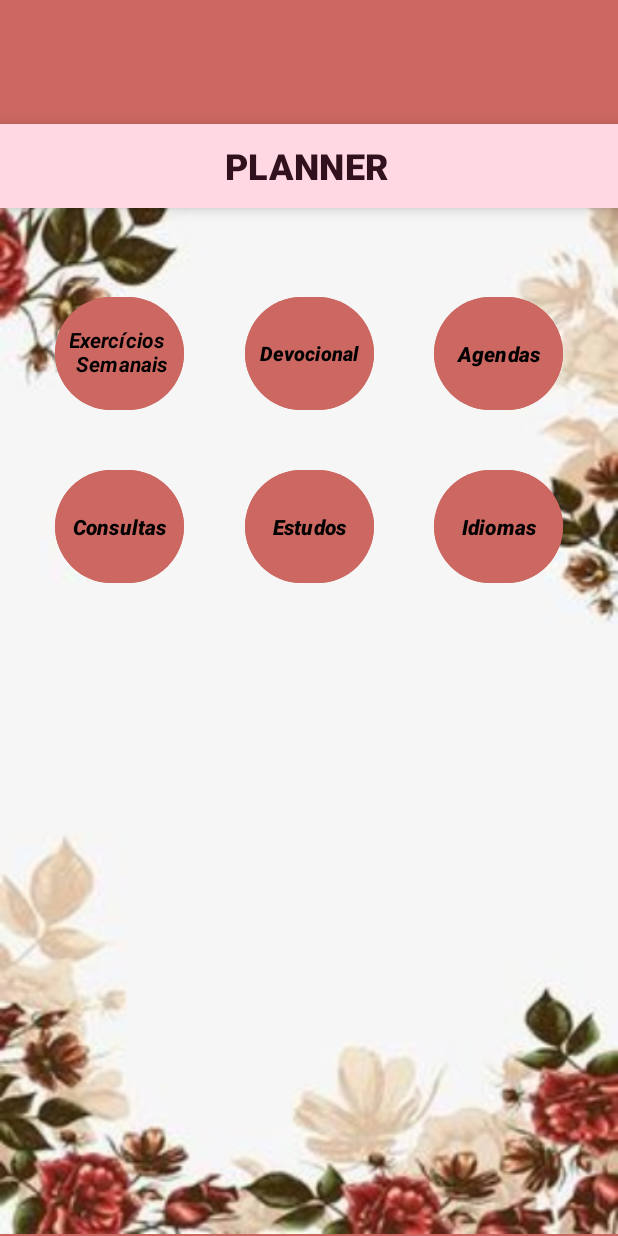
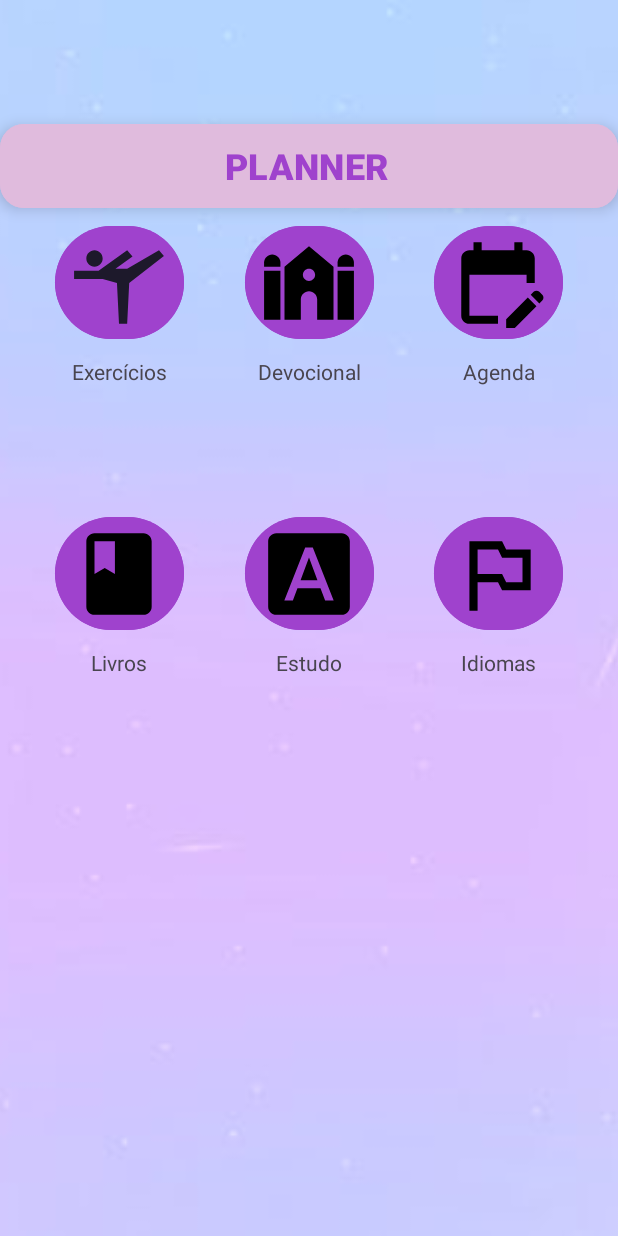
Before and after one commit to Wesley-Neiva/ProjetoApp, an Android app: the screen it shows after launch (MainActivity), on a phone screen of 412 x 824 dp. Run offline under Robolectric (Android 15) with nearby library versions, the phone set to English and light mode, and no system bars.

Commit message:
Feita mudança no layout e nos botões

```diff
--- a/app/build.gradle.kts
+++ b/app/build.gradle.kts
@@ -49,4 +49,5 @@ dependencies {
     androidTestImplementation("androidx.test.ext:junit:1.1.5")
     androidTestImplementation("androidx.test.espresso:espresso-core:3.5.1")
     implementation("androidx.recyclerview:recyclerview:1.1.0")
+
 }
--- a/app/src/main/java/com/wesleyneiva/appmarcela/MainActivity.kt
+++ b/app/src/main/java/com/wesleyneiva/appmarcela/MainActivity.kt
@@ -13,6 +13,7 @@ class MainActivity : AppCompatActivity() {
     lateinit var btnConsulta: Button
     lateinit var btnEstudar: Button
     lateinit var btnIdioamas: Button
+
 
 
     override fun onCreate(savedInstanceState: Bundle?) {
--- a/app/src/main/java/com/wesleyneiva/appmarcela/Todo.kt
+++ /dev/null
@@ -1,6 +0,0 @@
-package com.wesleyneiva.appmarcela
-
- data class Todo(
-     var title: String,
-     var isChecked: Boolean
- )
--- /dev/null
+++ b/app/src/main/res/drawable/agenda_calendar_24.xml
@@ -0,0 +1,5 @@
+<vector android:height="24dp" android:tint="#000000"
+    android:viewportHeight="24" android:viewportWidth="24"
+    android:width="24dp" xmlns:android="http://schemas.android.com/apk/res/android">
+    <path android:fillColor="@android:color/white" android:pathData="M12,22H5c-1.11,0 -2,-0.9 -2,-2L3.01,6c0,-1.1 0.88,-2 1.99,-2h1V2h2v2h8V2h2v2h1c1.1,0 2,0.9 2,2v6h-2v-2H5v10h7V22zM22.13,16.99l0.71,-0.71c0.39,-0.39 0.39,-1.02 0,-1.41l-0.71,-0.71c-0.39,-0.39 -1.02,-0.39 -1.41,0l-0.71,0.71L22.13,16.99zM21.42,17.7l-5.3,5.3H14v-2.12l5.3,-5.3L21.42,17.7z"/>
+</vector>
--- /dev/null
+++ b/app/src/main/res/drawable/baseline_sports_gym_24.xml
@@ -0,0 +1,5 @@
+<vector android:height="24dp" android:tint="#000000"
+    android:viewportHeight="24" android:viewportWidth="24"
+    android:width="24dp" xmlns:android="http://schemas.android.com/apk/res/android">
+    <path android:fillColor="@android:color/white" android:pathData="M4,6c0,-1.1 0.9,-2 2,-2s2,0.9 2,2S7.1,8 6,8S4,7.1 4,6zM1,9h6l7,-5l1.31,1.52L11.14,8.5H14L21.8,4L23,5.4L14.5,12L14,22h-2l-0.5,-10L8,11H1V9z"/>
+</vector>
--- /dev/null
+++ b/app/src/main/res/drawable/baseline_synagogue_24.xml
@@ -0,0 +1,9 @@
+<vector android:height="24dp" android:tint="#000000"
+    android:viewportHeight="24" android:viewportWidth="24"
+    android:width="24dp" xmlns:android="http://schemas.android.com/apk/res/android">
+    <path android:fillColor="@android:color/white" android:pathData="M6,8v13h4v-5c0,-1.1 0.9,-2 2,-2s2,0.9 2,2v5h4V8l-6,-5L6,8zM13.5,10c0,0.83 -0.67,1.5 -1.5,1.5s-1.5,-0.67 -1.5,-1.5s0.67,-1.5 1.5,-1.5S13.5,9.17 13.5,10z"/>
+    <path android:fillColor="@android:color/white" android:pathData="M3,5C1.9,5 1,5.9 1,7v1h4V7C5,5.9 4.1,5 3,5z"/>
+    <path android:fillColor="@android:color/white" android:pathData="M1,9h4v12h-4z"/>
+    <path android:fillColor="@android:color/white" android:pathData="M21,5c-1.1,0 -2,0.9 -2,2v1h4V7C23,5.9 22.1,5 21,5z"/>
+    <path android:fillColor="@android:color/white" android:pathData="M19,9h4v12h-4z"/>
+</vector>
--- /dev/null
+++ b/app/src/main/res/drawable/ic_book_24.xml
@@ -0,0 +1,5 @@
+<vector android:height="24dp" android:tint="#000000"
+    android:viewportHeight="24" android:viewportWidth="24"
+    android:width="24dp" xmlns:android="http://schemas.android.com/apk/res/android">
+    <path android:fillColor="@android:color/white" android:pathData="M18,2H6c-1.1,0 -2,0.9 -2,2v16c0,1.1 0.9,2 2,2h12c1.1,0 2,-0.9 2,-2V4c0,-1.1 -0.9,-2 -2,-2zM6,4h5v8l-2.5,-1.5L6,12V4z"/>
+</vector>
--- /dev/null
+++ b/app/src/main/res/drawable/ic_font_download_24.xml
@@ -0,0 +1,5 @@
+<vector android:height="24dp" android:tint="#000000"
+    android:viewportHeight="24" android:viewportWidth="24"
+    android:width="24dp" xmlns:android="http://schemas.android.com/apk/res/android">
+    <path android:fillColor="@android:color/white" android:pathData="M9.93,13.5h4.14L12,7.98zM20,2L4,2c-1.1,0 -2,0.9 -2,2v16c0,1.1 0.9,2 2,2h16c1.1,0 2,-0.9 2,-2L22,4c0,-1.1 -0.9,-2 -2,-2zM15.95,18.5l-1.14,-3L9.17,15.5l-1.12,3L5.96,18.5l5.11,-13h1.86l5.11,13h-2.09z"/>
+</vector>
--- /dev/null
+++ b/app/src/main/res/drawable/ic_outlined_flag_24.xml
@@ -0,0 +1,5 @@
+<vector android:height="24dp" android:tint="#000000"
+    android:viewportHeight="24" android:viewportWidth="24"
+    android:width="24dp" xmlns:android="http://schemas.android.com/apk/res/android">
+    <path android:fillColor="@android:color/white" android:pathData="M14,6l-1,-2L5,4v17h2v-7h5l1,2h7L20,6h-6zM18,14h-4l-1,-2L7,12L7,6h5l1,2h5v6z"/>
+</vector>
--- a/app/src/main/res/layout/activity_estudo.xml
+++ b/app/src/main/res/layout/activity_estudo.xml
@@ -65,7 +65,7 @@
         android:layout_width="199dp"
         android:layout_height="0dp"
         android:layout_marginBottom="16dp"
-        android:hint="Digite uma nova Tarefa"
+        android:hint="New Todo"
         app:layout_constraintBottom_toBottomOf="parent"
         app:layout_constraintEnd_toStartOf="@+id/btnAddTodo"
         app:layout_constraintStart_toStartOf="parent" />
@@ -74,7 +74,7 @@
         android:id="@+id/btnAddTodo"
         android:layout_width="118dp"
         android:layout_height="55dp"
-        android:text="Adicionar"
+        android:text="Add"
         app:layout_constraintBottom_toBottomOf="parent"
         app:layout_constraintEnd_toEndOf="parent"
         app:layout_constraintTop_toTopOf="@+id/etTodo" />
--- a/app/src/main/res/layout/activity_main.xml
+++ b/app/src/main/res/layout/activity_main.xml
@@ -5,41 +5,33 @@
     xmlns:tools="http://schemas.android.com/tools"
     android:layout_width="match_parent"
     android:layout_height="match_parent"
-    tools:context=".MainActivity">
-
+    tools:context=".MainActivity"
+    tools:layout_editor_absoluteX="-16dp"
+    tools:layout_editor_absoluteY="53dp">
 
 
     <ImageView
-        android:id="@+id/tela_fundo"
-        android:layout_width="412dp"
-        android:layout_height="689dp"
-        android:layout_marginTop="24dp"
-        android:scrollbarSize="30dp"
+        android:id="@+id/imageView4"
+        android:layout_width="0dp"
+        android:layout_height="0dp"
+        android:scaleType="centerCrop"
+        app:layout_constraintBottom_toBottomOf="parent"
+        app:layout_constraintEnd_toEndOf="parent"
+        app:layout_constraintStart_toStartOf="parent"
+        app:layout_constraintTop_toTopOf="parent"
+        app:srcCompat="@drawable/fundo" />
+
+    <ImageView
+        android:id="@+id/imageView3"
+        android:layout_width="wrap_content"
+        android:layout_height="wrap_content"
+        android:scaleType="centerCrop"
         app:layout_constraintBottom_toBottomOf="parent"
         app:layout_constraintEnd_toEndOf="parent"
         app:layout_constraintHorizontal_bias="0.0"
         app:layout_constraintStart_toStartOf="parent"
         app:layout_constraintTop_toTopOf="parent"
-        app:layout_constraintVertical_bias="1.0"
-        app:srcCompat="@drawable/fundo" />
-
-    <Button
-        android:id="@+id/btn_consulta"
-        style="@style/Widget.Material3.Button.IconButton.Filled"
-        android:layout_width="94dp"
-        android:layout_height="83dp"
-        android:layout_marginBottom="400dp"
-        android:backgroundTint="@color/color_primaria"
-        android:text="Consultas"
-        android:textAlignment="center"
-        android:textColor="@color/black"
-        android:textStyle="bold|italic"
-        app:layout_constraintBottom_toBottomOf="parent"
-        app:layout_constraintEnd_toStartOf="@+id/btn_estudar"
-        app:layout_constraintHorizontal_bias="0.5"
-        app:layout_constraintStart_toStartOf="parent"
-        app:layout_constraintTop_toBottomOf="@+id/btn_exercicios"
-        app:layout_constraintVertical_bias="0.5" />
+        app:layout_constraintVertical_bias="0.0" />
 
     <Button
         android:id="@+id/btn_estudar"
@@ -48,60 +40,18 @@
         android:layout_height="83dp"
         android:layout_marginBottom="400dp"
         android:backgroundTint="@color/color_primaria"
-        android:text="Estudos"
         android:textAlignment="center"
         android:textColor="@color/black"
         android:textStyle="bold|italic"
+        app:icon="@drawable/ic_font_download_24"
+        app:iconSize="65dp"
+        app:iconTint="@color/black"
         app:layout_constraintBottom_toBottomOf="parent"
         app:layout_constraintEnd_toStartOf="@+id/btn_idioma"
         app:layout_constraintHorizontal_bias="0.5"
         app:layout_constraintStart_toEndOf="@+id/btn_consulta"
         app:layout_constraintTop_toBottomOf="@+id/btn_devocional"
-        app:layout_constraintVertical_bias="0.5" />
-
-    <Button
-        android:id="@+id/btn_inicio"
-        style="@style/Widget.Material3.ExtendedFloatingActionButton.Icon.Tertiary"
-        android:layout_width="0dp"
-        android:layout_height="wrap_content"
-        android:layout_marginBottom="600dp"
-        android:background="#a0d490"
-        android:backgroundTint="@color/color_segundaria"
-        android:text="PLANNER"
-        android:textColorHighlight="@color/color_segundaria"
-        android:textColorHint="@color/color_segundaria"
-        android:textColorLink="@color/color_segundaria"
-        android:textSize="24sp"
-        android:textStyle="bold"
-        app:layout_constraintBottom_toBottomOf="parent"
-        app:layout_constraintEnd_toEndOf="parent"
-        app:layout_constraintHorizontal_bias="0.0"
-        app:layout_constraintStart_toStartOf="parent"
-        app:layout_constraintTop_toTopOf="parent"
-        app:layout_constraintVertical_bias="0.493"
-        app:rippleColor="@color/color_segundaria" />
-
-    <Button
-        android:id="@+id/btn_exercicios"
-        style="@style/Widget.Material3.Button.IconButton.Filled.Tonal"
-        android:layout_width="94dp"
-        android:layout_height="83dp"
-        android:layout_marginTop="8dp"
-        android:layout_marginBottom="500dp"
-        android:backgroundTint="@color/color_primaria"
-        android:fontFamily="sans-serif"
-        android:includeFontPadding="false"
-        android:text="Exercícios \n Semanais"
-        android:textAlignment="center"
-        android:textAllCaps="false"
-        android:textColor="@color/black"
-        android:textColorLink="@color/black"
-        android:textStyle="bold|italic"
-        app:layout_constraintBottom_toBottomOf="parent"
-        app:layout_constraintEnd_toStartOf="@+id/btn_devocional"
-        app:layout_constraintHorizontal_bias="0.5"
-        app:layout_constraintStart_toStartOf="parent"
-        app:layout_constraintTop_toBottomOf="@+id/btn_inicio" />
+        app:layout_constraintVertical_bias="1.0" />
 
     <Button
         android:id="@+id/btn_idioma"
@@ -111,16 +61,81 @@
         android:layout_marginBottom="400dp"
         android:backgroundTint="@color/color_primaria"
         android:backgroundTintMode="src_in"
-        android:text="Idiomas"
         android:textAlignment="center"
         android:textColor="@color/black"
         android:textStyle="bold|italic"
+        app:icon="@drawable/ic_outlined_flag_24"
+        app:iconSize="65dp"
+        app:iconTint="@color/black"
         app:layout_constraintBottom_toBottomOf="parent"
         app:layout_constraintEnd_toEndOf="parent"
         app:layout_constraintHorizontal_bias="0.5"
         app:layout_constraintStart_toEndOf="@+id/btn_estudar"
         app:layout_constraintTop_toBottomOf="@+id/btn_agenda"
-        app:layout_constraintVertical_bias="0.5" />
+        app:layout_constraintVertical_bias="1.0" />
+
+    <Button
+        android:id="@+id/btn_consulta"
+        style="@style/Widget.Material3.Button.IconButton.Filled"
+        android:layout_width="94dp"
+        android:layout_height="83dp"
+        android:layout_marginBottom="400dp"
+        android:backgroundTint="@color/color_primaria"
+        android:textAlignment="center"
+        android:textColor="@color/black"
+        android:textStyle="bold|italic"
+        app:icon="@drawable/ic_book_24"
+        app:iconSize="65dp"
+        app:iconTint="@color/black"
+        app:layout_constraintBottom_toBottomOf="parent"
+        app:layout_constraintEnd_toStartOf="@+id/btn_estudar"
+        app:layout_constraintHorizontal_bias="0.5"
+        app:layout_constraintHorizontal_chainStyle="spread"
+        app:layout_constraintStart_toStartOf="parent"
+        app:layout_constraintTop_toBottomOf="@+id/btn_exercicios"
+        app:layout_constraintVertical_bias="1.0" />
+
+    <Button
+        android:id="@+id/btn_inicio"
+        style="@style/Widget.Material3.ExtendedFloatingActionButton.Icon.Tertiary"
+        android:layout_width="0dp"
+        android:layout_height="wrap_content"
+        android:layout_marginBottom="600dp"
+        android:backgroundTint="@color/material_dynamic_tertiary80"
+        android:backgroundTintMode="src_in"
+        android:text="PLANNER"
+        android:textColor="@color/color_primaria"
+        android:textSize="24sp"
+        android:textStyle="bold"
+        app:iconTint="@color/black"
+        app:layout_constraintBottom_toBottomOf="parent"
+        app:layout_constraintEnd_toEndOf="parent"
+        app:layout_constraintHorizontal_bias="0.0"
+        app:layout_constraintStart_toStartOf="parent"
+        app:layout_constraintTop_toTopOf="parent"
+        app:layout_constraintVertical_bias="0.493" />
+
+    <Button
+        android:id="@+id/btn_exercicios"
+        style="@style/Widget.Material3.Button.IconButton.Filled.Tonal"
+        android:layout_width="94dp"
+        android:layout_height="83dp"
+        android:layout_marginTop="8dp"
+        android:backgroundTint="@color/color_primaria"
+        android:fontFamily="sans-serif"
+        android:includeFontPadding="false"
+        android:textAlignment="center"
+        android:textAllCaps="false"
+        android:textColor="@color/black"
+        android:textColorLink="@color/black"
+        android:textStyle="bold|italic"
+        app:icon="@drawable/baseline_sports_gym_24"
+        app:iconSize="65dp"
+        app:layout_constraintEnd_toStartOf="@+id/btn_devocional"
+        app:layout_constraintHorizontal_bias="0.5"
+        app:layout_constraintHorizontal_chainStyle="spread"
+        app:layout_constraintStart_toStartOf="parent"
+        app:layout_constraintTop_toBottomOf="@+id/btn_inicio" />
 
     <Button
         android:id="@+id/btn_devocional"
@@ -128,14 +143,14 @@
         android:layout_width="94dp"
         android:layout_height="83dp"
         android:layout_marginTop="8dp"
-        android:layout_marginBottom="500dp"
         android:backgroundTint="@color/color_primaria"
-        android:text="Devocional"
         android:textAlignment="center"
         android:textColor="@color/black"
         android:textSize="13dp"
         android:textStyle="bold|italic"
-        app:layout_constraintBottom_toBottomOf="parent"
+        app:icon="@drawable/baseline_synagogue_24"
+        app:iconSize="65dp"
+        app:iconTint="@color/black"
         app:layout_constraintEnd_toStartOf="@+id/btn_agenda"
         app:layout_constraintHorizontal_bias="0.5"
         app:layout_constraintStart_toEndOf="@+id/btn_exercicios"
@@ -147,18 +162,77 @@
         android:layout_width="94dp"
         android:layout_height="83dp"
         android:layout_marginTop="8dp"
-        android:layout_marginBottom="500dp"
         android:backgroundTint="@color/color_primaria"
-        android:text="Agendas"
         android:textAlignment="center"
         android:textColor="@color/black"
         android:textStyle="bold|italic"
-        app:layout_constraintBottom_toBottomOf="parent"
+        app:icon="@drawable/agenda_calendar_24"
+        app:iconSize="65dp"
+        app:iconTint="@color/black"
         app:layout_constraintEnd_toEndOf="parent"
         app:layout_constraintHorizontal_bias="0.5"
         app:layout_constraintStart_toEndOf="@+id/btn_devocional"
         app:layout_constraintTop_toBottomOf="@+id/btn_inicio" />
 
+    <TextView
+        android:id="@+id/textView6"
+        android:layout_width="wrap_content"
+        android:layout_height="wrap_content"
+        android:layout_marginTop="8dp"
+        android:text="Exercícios"
+        app:layout_constraintEnd_toEndOf="@+id/btn_exercicios"
+        app:layout_constraintStart_toStartOf="@+id/btn_exercicios"
+        app:layout_constraintTop_toBottomOf="@+id/btn_exercicios" />
+
+    <TextView
+        android:id="@+id/textView7"
+        android:layout_width="wrap_content"
+        android:layout_height="wrap_content"
+        android:layout_marginTop="8dp"
+        android:text="Devocional"
+        app:layout_constraintEnd_toEndOf="@+id/btn_devocional"
+        app:layout_constraintStart_toStartOf="@+id/btn_devocional"
+        app:layout_constraintTop_toBottomOf="@+id/btn_devocional" />
+
+    <TextView
+        android:id="@+id/textView8"
+        android:layout_width="wrap_content"
+        android:layout_height="wrap_content"
+        android:layout_marginTop="8dp"
+        android:text="Agenda"
+        app:layout_constraintEnd_toEndOf="@+id/btn_agenda"
+        app:layout_constraintStart_toStartOf="@+id/btn_agenda"
+        app:layout_constraintTop_toBottomOf="@+id/btn_agenda" />
+
+    <TextView
+        android:id="@+id/textView9"
+        android:layout_width="wrap_content"
+        android:layout_height="wrap_content"
+        android:layout_marginTop="8dp"
+        android:text="Livros"
+        app:layout_constraintEnd_toEndOf="@+id/btn_consulta"
+        app:layout_constraintStart_toStartOf="@+id/btn_consulta"
+        app:layout_constraintTop_toBottomOf="@+id/btn_consulta" />
+
+    <TextView
+        android:id="@+id/textView10"
+        android:layout_width="wrap_content"
+        android:layout_height="wrap_content"
+        android:layout_marginTop="8dp"
+        android:text="Estudo"
+        app:layout_constraintEnd_toEndOf="@+id/btn_estudar"
+        app:layout_constraintStart_toStartOf="@+id/btn_estudar"
+        app:layout_constraintTop_toBottomOf="@+id/btn_estudar" />
+
+    <TextView
+        android:id="@+id/textView11"
+        android:layout_width="wrap_content"
+        android:layout_height="wrap_content"
+        android:layout_marginTop="8dp"
+        android:text="Idiomas"
+        app:layout_constraintEnd_toEndOf="@+id/btn_idioma"
+        app:layout_constraintStart_toStartOf="@+id/btn_idioma"
+        app:layout_constraintTop_toBottomOf="@+id/btn_idioma" />
 
 
 </androidx.constraintlayout.widget.ConstraintLayout>
--- a/app/src/main/res/values/colors.xml
+++ b/app/src/main/res/values/colors.xml
@@ -5,9 +5,9 @@
 
     <!--Cores primarias-->
 
-    <color name="color_primaria">#cc6761</color>
+    <color name="color_primaria">#9f42cd</color>
     <color name="variante_primaria">#f5cef6</color>
-    <color name="color_segundaria">#a0d490</color>
-    <color name="fundo">#cc6761</color>
+    <color name="color_segundaria">#cc6761</color>
+    <color name="fundo">#e7dce8</color>
 
 </resources>
```
Also changed, not shown: app/src/main/java/com/wesleyneiva/appmarcela/Estudo_Activity.kt (+4 -22 lines), app/src/main/java/com/wesleyneiva/appmarcela/TodoAdapter.kt (deleted, +0 -41 lines), app/src/main/res/layout/activity_exercicois.xml (+6 -10 lines), app/src/main/res/layout/activity_idiomas.xml (+19 -3 lines), app/src/main/res/layout/item_todo.xml (deleted, +0 -29 lines), app/src/main/res/drawable/fundo.jpg (added), app/src/main/res/drawable/fundo.png (deleted), app/src/main/res/drawable/img.png (added).
